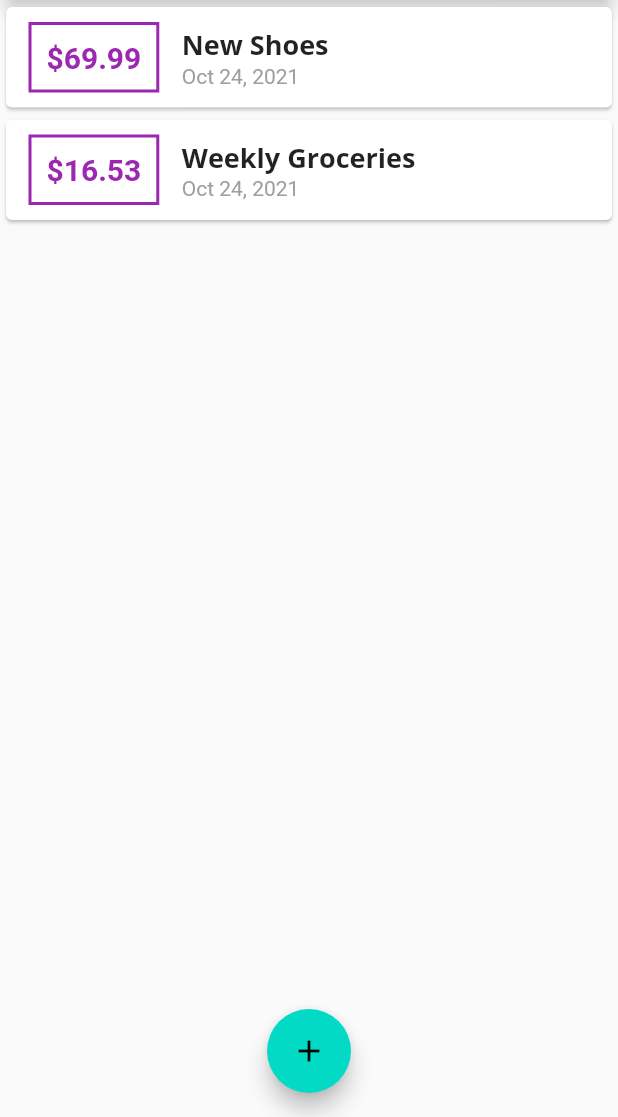
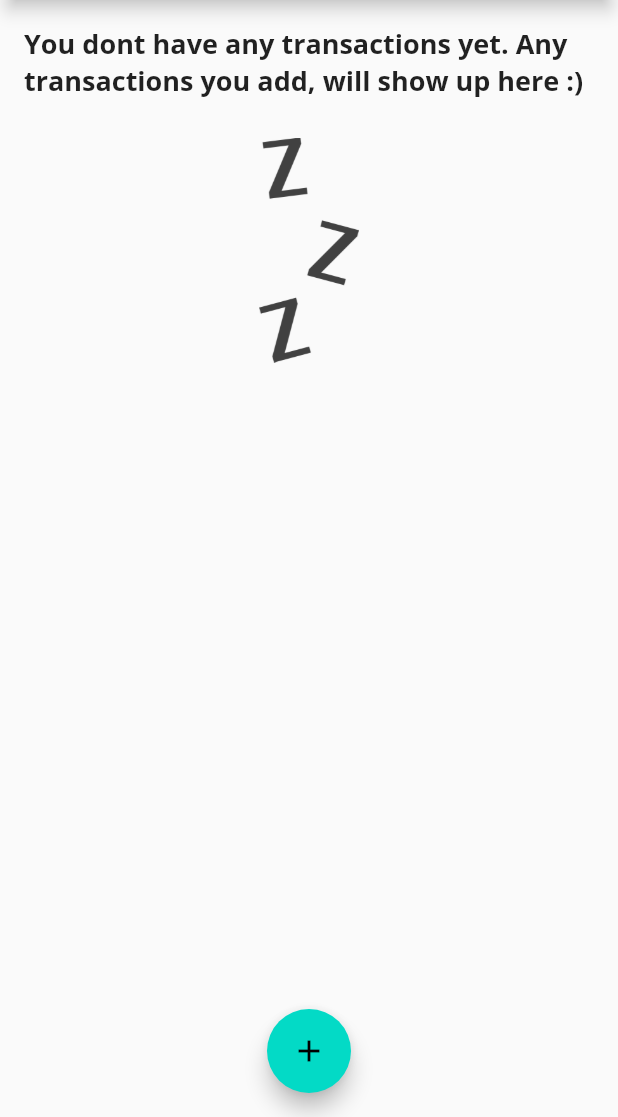
Before and after one commit to NoderCoder/stayinbudget, a Flutter app: the screen it shows after launch, on a phone screen of 412 x 824 dp, the part 119-1236 px from its top. Run offline on Flutter 3.47's test engine with Material 2 defaults, Android fonts, the phone set to English and light mode, and no system bars.

```diff
--- a/lib/main.dart
+++ b/lib/main.dart
@@ -2,8 +2,6 @@ import 'package:flutter/material.dart';
 import 'package:flutter_complete_guide/widgets/new_transaction.dart';
 import 'package:flutter_complete_guide/widgets/transaction_list.dart';
 import 'models/transaction.dart';
-
-import './widgets/user_transactions.dart';
 
 void main() => runApp(MyApp());
 
@@ -42,20 +40,7 @@ class MyHomePage extends StatefulWidget {
 }
 
 class _MyHomePageState extends State<MyHomePage> {
-  final List<Transaction> _userTransactions = [
-    Transaction(
-      id: 't1',
-      title: 'New Shoes',
-      amount: 69.99,
-      date: DateTime.now(),
-    ),
-    Transaction(
-      id: 't2',
-      title: 'Weekly Groceries',
-      amount: 16.53,
-      date: DateTime.now(),
-    ),
-  ];
+  final List<Transaction> _userTransactions = [];
 
   void _addNewTransaction(String txTitle, double txAmount) {
     final newTx = Transaction(
--- a/lib/widgets/transaction_list.dart
+++ b/lib/widgets/transaction_list.dart
@@ -12,7 +12,31 @@ class TransactionList extends StatelessWidget {
   Widget build(BuildContext context) {
     return Container(
       height: 300,
-      child: ListView.builder(
+      child: transactions.isEmpty
+          ? Container(
+              child: Padding(
+                padding: const EdgeInsets.all(16.0),
+                child: Column(
+                  children: [
+                    Text(
+                      "You dont have any transactions yet. Any transactions you add, will show up here :)",
+                      style: Theme.of(context).textTheme.bodyText1,
+                    ),
+                    SizedBox(
+                      height: 25,
+                    ),
+                    Container(
+                      height: 150,
+                      child: Image.asset(
+                        "assets/images/waiting.png",
+                        fit: BoxFit.fill,
+                      ),
+                    )
+                  ],
+                ),
+              ),
+            )
+          : ListView.builder(
               itemBuilder: (ctx, index) {
                 return Card(
                   child: Row(
--- a/pubspec.yaml
+++ b/pubspec.yaml
@@ -42,8 +42,8 @@ flutter:
   uses-material-design: true
 
   # To add assets to your application, add an assets section, like this:
-  # assets:
-  #  - images/a_dot_burr.jpeg
+  assets:
+   - assets/images/waiting.png
   #  - images/a_dot_ham.jpeg
 
   # An image asset can refer to one or more resolution-specific "variants", see
```
Also changed, not shown: lib/widgets/chart.dart (added, +36 -0 lines), lib/widgets/user_transactions.dart (deleted, +0 -22 lines), assets/images/waiting.png (added), 1 other file. Lines whose indentation alone changed are shown as unchanged.
